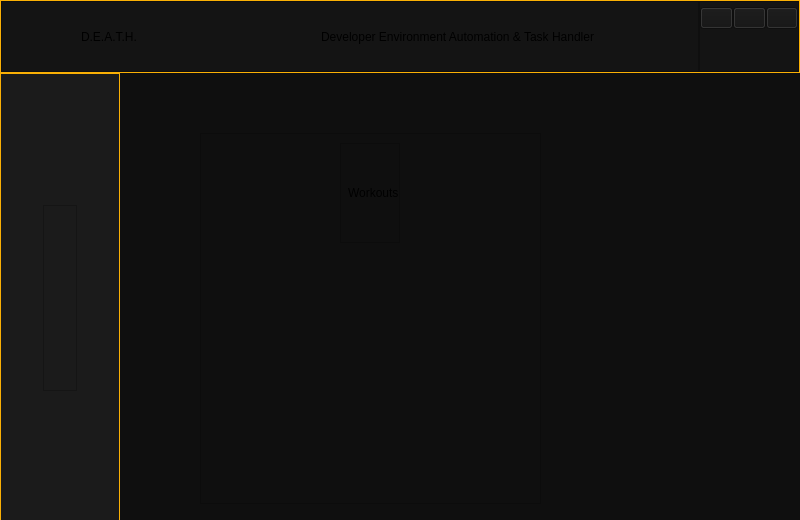
Above: Gui/Main_Gui.ui from ThatNerd404/D.E.A.T.H before the change. Below: the same form after it.
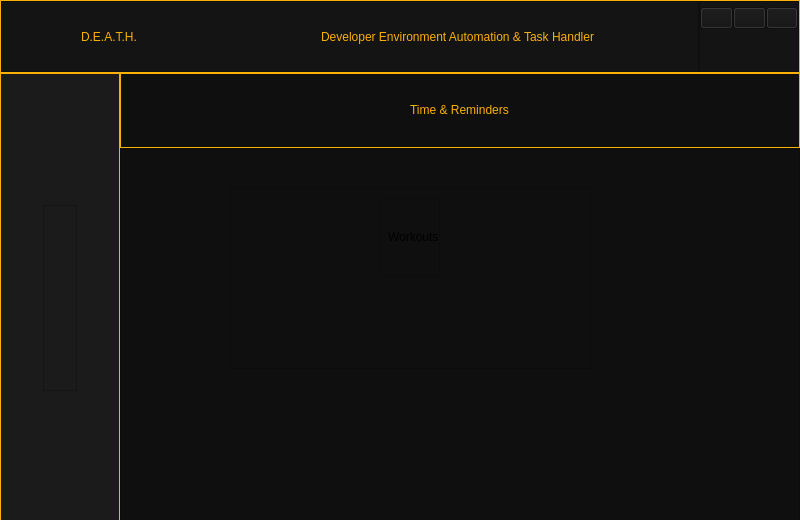
That is the form after the change. The open tabs and pages were chosen to show the change. Icons and pictures are not drawn.

Commit message: Starting on Time Page

Patch:
```diff
--- a/Gui/Main_Gui.ui
+++ b/Gui/Main_Gui.ui
@@ -94,7 +94,7 @@
        <item>
         <widget class="QFrame" name="Title_Bar">
          <property name="styleSheet">
-          <string notr="true"/>
+          <string notr="true">color:rgb(250,176,5);</string>
          </property>
          <property name="frameShape">
           <enum>QFrame::StyledPanel</enum>
@@ -773,13 +773,93 @@
           <property name="styleSheet">
            <string notr="true">background-color: rgb(15,15,15)</string>
           </property>
+          <layout class="QVBoxLayout" name="verticalLayout_9">
+           <property name="spacing">
+            <number>0</number>
+           </property>
+           <property name="leftMargin">
+            <number>0</number>
+           </property>
+           <property name="topMargin">
+            <number>0</number>
+           </property>
+           <property name="rightMargin">
+            <number>0</number>
+           </property>
+           <property name="bottomMargin">
+            <number>0</number>
+           </property>
+           <item>
+            <widget class="QFrame" name="Time_Title">
+             <property name="maximumSize">
+              <size>
+               <width>16777215</width>
+               <height>75</height>
+              </size>
+             </property>
+             <property name="styleSheet">
+              <string notr="true">#Time_Title{border-color:rgb(250,176,5);
+border-width:1px;
+border-style:solid;}
+</string>
+             </property>
+             <property name="frameShape">
+              <enum>QFrame::StyledPanel</enum>
+             </property>
+             <property name="frameShadow">
+              <enum>QFrame::Raised</enum>
+             </property>
+             <layout class="QHBoxLayout" name="horizontalLayout_5">
+              <property name="spacing">
+               <number>0</number>
+              </property>
+              <property name="leftMargin">
+               <number>0</number>
+              </property>
+              <property name="topMargin">
+               <number>0</number>
+              </property>
+              <property name="rightMargin">
+               <number>0</number>
+              </property>
+              <property name="bottomMargin">
+               <number>0</number>
+              </property>
+              <item alignment="Qt::AlignHCenter|Qt::AlignVCenter">
+               <widget class="QLabel" name="Time_Desc">
+                <property name="maximumSize">
+                 <size>
+                  <width>308</width>
+                  <height>50</height>
+                 </size>
+                </property>
+                <property name="styleSheet">
+                 <string notr="true">color:rgb(250,176,5);
+font: 28pt &quot;Palatino Linotype&quot;;</string>
+                </property>
+                <property name="text">
+                 <string>Time &amp; Reminders</string>
+                </property>
+               </widget>
+              </item>
+             </layout>
+            </widget>
+           </item>
+           <item>
+            <widget class="QFrame" name="Time_Content">
+             <property name="frameShape">
+              <enum>QFrame::StyledPanel</enum>
+             </property>
+             <property name="frameShadow">
+              <enum>QFrame::Raised</enum>
+             </property>
           <widget class="QFrame" name="Workouts_section">
            <property name="geometry">
             <rect>
-             <x>80</x>
-             <y>60</y>
-             <width>341</width>
-             <height>371</height>
+                <x>110</x>
+                <y>40</y>
+                <width>361</width>
+                <height>181</height>
             </rect>
            </property>
            <property name="styleSheet">
@@ -866,6 +946,9 @@
             </item>
            </layout>
           </widget>
+            </widget>
+           </item>
+          </layout>
          </widget>
         </widget>
        </item>
```
Left out of the diff: 2 changed lines with no effect on the pictures. Lines whose indentation alone changed are shown as unchanged. The commit also changes 3 other files.
